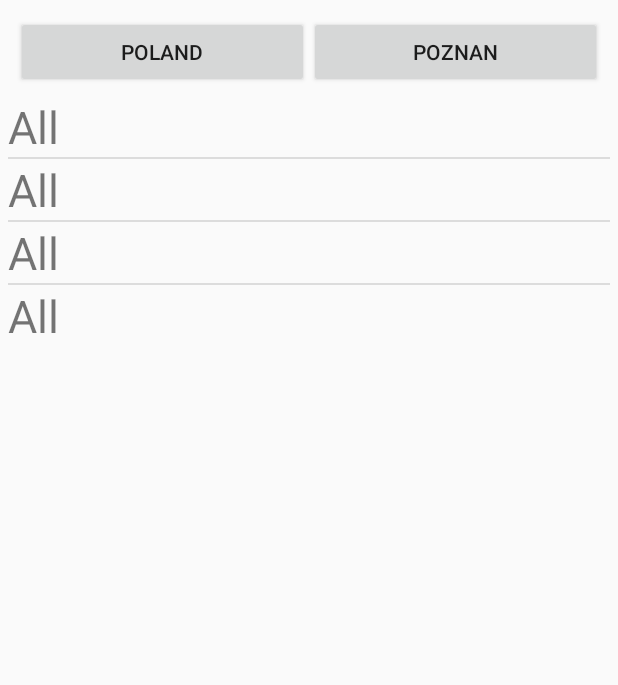
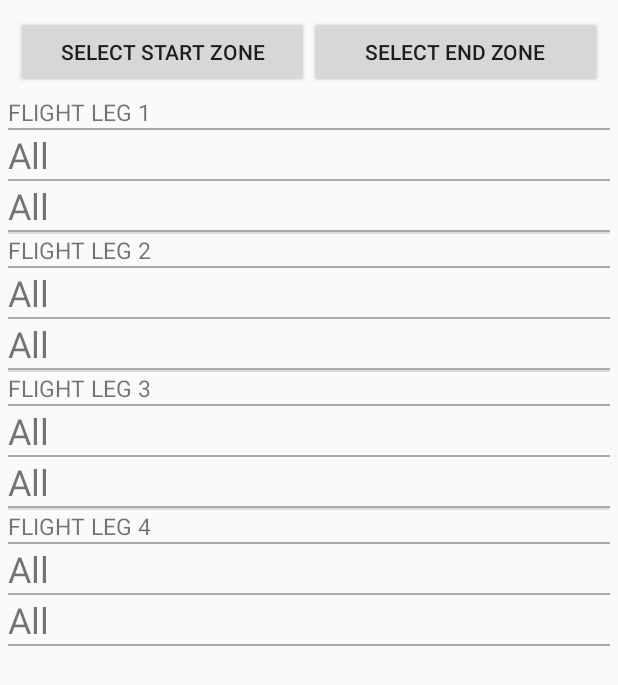
Before and after one commit to robsad/AwardRoutes2, an Android app: the screen it shows after launch (ScrollingActivity), on a phone screen of 412 x 824 dp. Shown: the top 685 px of the screen. Run offline under Robolectric (Android 15) with nearby library versions, the phone set to English and light mode, and no system bars.

Commit message:
UI upgrade
UI adapter listview added, country select bugs fixed

```diff
--- a/app/src/main/AndroidManifest.xml
+++ b/app/src/main/AndroidManifest.xml
@@ -10,7 +10,7 @@
         android:supportsRtl="true"
         android:theme="@style/AppTheme">
         <activity
-            android:name=".ScrollingActivity"
+            android:name=".view.activities.ScrollingActivity"
             android:label="@string/app_name"
             android:theme="@style/AppTheme.NoActionBar">
             <intent-filter>
@@ -20,10 +20,9 @@
             </intent-filter>
         </activity>
         <activity
-            android:name=".SelectAirports"
+            android:name=".view.activities.SelectAirports"
             android:label="@string/title_activity_select_airports"
             android:theme="@style/AppTheme.NoActionBar" />
-        <activity android:name=".view.activities.SelectCountries"></activity>
     </application>
 
 </manifest>
--- a/app/src/main/java/pl/robertsadlowski/awardroutes/app/data/Airports.java
+++ b/app/src/main/java/pl/robertsadlowski/awardroutes/app/data/Airports.java
@@ -1,6 +1,5 @@
 package pl.robertsadlowski.awardroutes.app.data;
 
-import java.util.ArrayList;
 import java.util.HashMap;
 import java.util.LinkedList;
 import java.util.List;
@@ -33,7 +32,9 @@ public class Airports {
 		return countries;
 	}
 
-	public Set<String> getAirportsByCountry(String country) {
+	public Set<String> getAirportsByCountryName(String country) {
+		System.out.println("country: " +  country);
+		System.out.println("return " + namesByCountry.get(country));
 		return namesByCountry.get(country);
 	}
 
@@ -84,7 +85,7 @@ public class Airports {
 		}
 		if (airportsByCountry.containsKey(countryKey)) {
 			airportByCountry = airportsByCountry.get(countryKey);
-			nameByCountry = namesByCountry.get(countryKey);
+			nameByCountry = namesByCountry.get(countryByCode.get(countryKey));
 		} else {
 			airportByCountry = new LinkedList<>();
 			nameByCountry = new TreeSet<>();
@@ -92,7 +93,7 @@ public class Airports {
 		airportByCountry.add(airport);
 		airportsByCountry.put(countryKey, airportByCountry);
 		nameByCountry.add(airport.getCityName());
-		namesByCountry.put(countryKey, nameByCountry);
+		namesByCountry.put(countryByCode.get(countryKey), nameByCountry);
 	}
 
 	private boolean isHawaii(AirportsData airport) {
--- a/app/src/main/java/pl/robertsadlowski/awardroutes/app/data/rulesModule/MMZoneFilter.java
+++ b/app/src/main/java/pl/robertsadlowski/awardroutes/app/data/rulesModule/MMZoneFilter.java
@@ -48,6 +48,7 @@ public class MMZoneFilter implements IZoneFilter {
 		String zoneEnd = ALL;
 		for (int i = 0; i < size; i++) {
 			String zoneNow = whatZone(i);
+			System.out.println("ZoneNow: " +  zoneNow);
 			if ((!zoneNow.equals(ALL)) && (!zoneNow.equals(zoneLast))) {
 				zoneLast = zoneNow;
 				numberOfZones++;
@@ -78,14 +79,15 @@ public class MMZoneFilter implements IZoneFilter {
 	}
 
 	private String whatZone(int i) {
-
 		if ((i == 0) && (!startZone.equals(ALL)))
 			return startZone;
 		if ((i == size-1) && (!endZone.equals(ALL)))
 			return endZone;
-		String countryCode = formChoosen.getCountry(i);
-		if (!countryCode.equals(ALL)) {
-			return rulesModule.getCountryZone(countryCode);
+		String countryName = formChoosen.getCountry(i);
+		System.out.println("i= " + i + " country= " +countryName);  //comment
+		if (!countryName.equals(ALL)) {
+			System.out.println("rulesModule.getCountryZone(country) = " + rulesModule.getCountryNameZone(countryName)); //comment
+			return rulesModule.getCountryNameZone(countryName);
 		}
 		String airportName = formChoosen.getAirport(i);
 		if (!airportName.equals(ALL)) {
--- /dev/null
+++ b/app/src/main/java/pl/robertsadlowski/awardroutes/app/gateaway/FormAirportData.java
@@ -0,0 +1,11 @@
+package pl.robertsadlowski.awardroutes.app.gateaway;
+
+public class FormAirportData {
+    public String name;
+    public String country;
+
+    public FormAirportData(String name,String country) {
+        this.name = name;
+        this.country = country;
+    }
+}
--- a/app/src/main/java/pl/robertsadlowski/awardroutes/app/gateaway/FormChoosen.java
+++ b/app/src/main/java/pl/robertsadlowski/awardroutes/app/gateaway/FormChoosen.java
@@ -54,6 +54,18 @@ public class FormChoosen {
 		return choosenAirports;
 	}
 
+	public List<String> getCountryList() {
+		return choosenCountries;
+	}
+
+	public List<FormAirportData> getRouteDataList() {
+		List<FormAirportData> routeDataList = new ArrayList<FormAirportData>();
+		for(int i=0 ; i < size; i++ ) {
+			routeDataList.add(new FormAirportData(choosenAirports.get(i),choosenCountries.get(i)));
+		}
+		return routeDataList;
+	}
+
 	public String getCountry(int i) {
 		return choosenCountries.get(i);
 	}
--- a/app/src/main/java/pl/robertsadlowski/awardroutes/app/gateaway/FormPossibles.java
+++ b/app/src/main/java/pl/robertsadlowski/awardroutes/app/gateaway/FormPossibles.java
@@ -22,6 +22,22 @@ public class FormPossibles {
 			possibleCountries.add(new TreeSet<String>());
 			possibleZones.add(new TreeSet<String>());
 		}
+	}
+
+	public void setZoneStart(String zoneStart) {
+		this.zoneStart = zoneStart;
+	}
+
+	public String getZoneStart() {
+		return zoneStart;
+	}
+
+	public void setZoneEnd(String zoneEnd) {
+		this.zoneEnd = zoneEnd;
+	}
+
+	public String getZoneEnd() {
+		return zoneEnd;
 	}
 
 	public void setAirports(int i, Set<String> airports) {
@@ -56,6 +72,7 @@ public class FormPossibles {
 		return possiblePorts.toString()
 				+ "\n" + possibleCountries.toString()
 				+ "\n" + possibleZones.toString()
+				+ "\n" + "Start:" + zoneStart + " End:" + zoneEnd
 				+ "\n Mileage:" + getMileageNeeded();
 	}
 }
--- a/app/src/main/java/pl/robertsadlowski/awardroutes/app/logic/Container.java
+++ b/app/src/main/java/pl/robertsadlowski/awardroutes/app/logic/Container.java
@@ -41,6 +41,8 @@ public class Container  {
 		int mileageNeeded = rulesModule.getMilesNeeded(
 				zonefilter.getStartZone(), zonefilter.getEndZone());
 		formPossibles.setMileageNeeded(mileageNeeded);
+		formPossibles.setZoneStart(zonefilter.getStartZone());
+		formPossibles.setZoneEnd(zonefilter.getEndZone());
 		return formPossibles;
 	}
 
--- a/app/src/main/java/pl/robertsadlowski/awardroutes/app/logic/RouteLine.java
+++ b/app/src/main/java/pl/robertsadlowski/awardroutes/app/logic/RouteLine.java
@@ -7,8 +7,8 @@ import java.util.Map;
 import java.util.Set;
 import java.util.TreeSet;
 
+import pl.robertsadlowski.awardroutes.app.data.Airports;
 import pl.robertsadlowski.awardroutes.app.data.entities.Connection;
-import pl.robertsadlowski.awardroutes.app.data.Airports;
 import pl.robertsadlowski.awardroutes.app.data.rulesModule.IRulesModule;
 import pl.robertsadlowski.awardroutes.app.gateaway.FormChoosen;
 
@@ -41,6 +41,7 @@ public class RouteLine {
 			routeLineList.add(new TreeSet<String>());
 		}
 		Set<String> initAirportNames = getInitAirports();
+		System.out.println("initAirportNames: " + initAirportNames);
 		if (!initAirportNames.isEmpty()) {
 			calculate(initAirportNames);
 		}
@@ -103,13 +104,17 @@ public class RouteLine {
 		Set<String> initAirports = new TreeSet<>();
 		if (!choosenAirport.equals("All")) {
 			initAirports.add(choosenAirport);
+			System.out.println("choosenAirport " + choosenAirport);
 			return initAirports;
 		}
 		String choosenCountry = formChoosen.getCountry(routeNr);
 		if (!choosenCountry.equals("All")) {
-			return airports.getAirportsByCountry(choosenCountry);
+			System.out.println("choosenCountry " + choosenCountry);
+			System.out.println("choosenAirports " + airports.getAirportsByCountryName(choosenCountry));
+			return airports.getAirportsByCountryName(choosenCountry);
 		}
-		return Collections.emptySet();
+		System.out.println("emptyset -> choosenAirport " + choosenAirport);
+		return Collections.<String>emptySet();
 	}
 
 	@Override
--- a/app/src/main/java/pl/robertsadlowski/awardroutes/ScrollingActivity.java
+++ b/app/src/main/java/pl/robertsadlowski/awardroutes/view/activities/ScrollingActivity.java
@@ -1,27 +1,39 @@
-package pl.robertsadlowski.awardroutes;
+package pl.robertsadlowski.awardroutes.view.activities;
 
+import android.content.DialogInterface;
 import android.content.Intent;
 import android.content.res.Resources;
 import android.os.Bundle;
+import android.support.v7.app.AlertDialog;
 import android.support.v7.app.AppCompatActivity;
 import android.support.v7.widget.Toolbar;
 import android.view.Menu;
 import android.view.View;
-import android.widget.AdapterView;
 import android.widget.ArrayAdapter;
+import android.widget.Button;
 import android.widget.ListView;
+import android.widget.TextView;
 
 import java.util.ArrayList;
 
+import pl.robertsadlowski.awardroutes.R;
 import pl.robertsadlowski.awardroutes.app.Application;
+import pl.robertsadlowski.awardroutes.app.gateaway.FormAirportData;
 import pl.robertsadlowski.awardroutes.app.gateaway.FormChoosen;
 import pl.robertsadlowski.awardroutes.app.gateaway.FormPossibles;
 import pl.robertsadlowski.awardroutes.app.logic.Container;
 import pl.robertsadlowski.awardroutes.app.logic.ContainerManager;
+import pl.robertsadlowski.awardroutes.view.adapters.CustomMainListAdapter;
 
 public class ScrollingActivity extends AppCompatActivity {
 
     private ListView listView;
+    private Button buttonZoneStart;
+    private Button buttonZoneEnd;
+    private TextView textZoneStart;
+    private TextView textZoneEnd;
+    private TextView textMileage;
+
     private ArrayAdapter<String> adapter;
     ArrayList<String> airportList;
     private Container container;
@@ -44,58 +56,93 @@ public class ScrollingActivity extends AppCompatActivity {
 
         formChoosen = container.getFormChoosen();
         formPossibles = container.calculateRoutes(formChoosen);
-        airportList = new ArrayList<String>(formChoosen.getAirportList());
+
         listView = (ListView) findViewById(R.id.listViewMain);
-        adapter = new ArrayAdapter<String>(this, R.layout.row, airportList);
+        //adapter = new ArrayAdapter<String>(this, R.layout.row, airportList);  //simple adapter
+        ArrayList<FormAirportData> arrayOfUsers = new ArrayList<FormAirportData>(formChoosen.getRouteDataList());
+        CustomMainListAdapter adapter = new CustomMainListAdapter(this, arrayOfUsers, formPossibles);
         listView.setAdapter(adapter);
 
+/*
         listView.setOnItemClickListener(new AdapterView.OnItemClickListener() {
             @Override
             public void onItemClick(AdapterView<?> arg0, View arg1, int pos,
                                     long arg3) {
-                if(pos > -1)
+                if(pos < 4)
                 {
                     Intent intent = new Intent(ScrollingActivity.this, SelectAirports.class);
                     ArrayList<String> airportList = new ArrayList<String>(formPossibles.getAirports(pos));
                     airportList.add(0,"All");
-                    intent.putStringArrayListExtra("AirportList", airportList);
+                    intent.putExtra("Type","Airport City");
+                    intent.putStringArrayListExtra("List", airportList);
                     intent.putExtra("Position",pos);
                     startActivityForResult(intent,REQEST_CODE);
                 }
             }
         });
+*/
+
+        buttonZoneStart = (Button) findViewById(R.id.zoneStart);
+        buttonZoneEnd  = (Button) findViewById(R.id.zoneEnd);
+        textZoneStart = (TextView) findViewById(R.id.textZoneStart);
+        textZoneEnd = (TextView) findViewById(R.id.textZoneEnd);
+        textMileage = (TextView) findViewById(R.id.textMileage);
+        buttonZoneStart.setOnClickListener(new View.OnClickListener(){
+            @Override
+            public void onClick(View arg0) {
+                openButtonDialog();
+            }});
+
+    }
 
 
-        //mList = getListData();
-        //MyAdapter listAdapter = new MyAdapter(this, R.layout.row, mList);
-
-
-/*
-        listView.setOnItemClickListener(new OnItemClickListener() {
+    private void openButtonDialog(){
+        AlertDialog.Builder myDialog = new AlertDialog.Builder(ScrollingActivity.this);
+        myDialog.setTitle("Choose Zone");
+        final String[] targetArray = formPossibles.getZones(0).toArray(new String[formPossibles.getZones(0).size()]);
+        myDialog.setItems(targetArray, new DialogInterface.OnClickListener(){
             @Override
-            public void onItemClick(AdapterView<?> parent, View view,
-                                    int position, long id) {
-                Toast.makeText(getApplicationContext(),
-                        "Click ListItem Number " + position, Toast.LENGTH_LONG)
-                        .show();
-            }
-        });
-*/
+            public void onClick(DialogInterface dialog, int which) {
+                String item = targetArray[which];
+                buttonZoneStart.setText(item);
+            }});
+        myDialog.setNegativeButton("Cancel", null);
+        myDialog.show();
     }
 
 
     public void onActivityResult(int requestCode, int resultCode, Intent intent) {
+        System.out.println("requestCode: " + requestCode + " resultCode " + resultCode);
         if (requestCode == 1) {
             if (resultCode == RESULT_OK) {
-                String getAirport = intent.getStringExtra("Choosen Airport");
+                String getAirport = intent.getStringExtra("Choosen");
                 int pos = intent.getIntExtra("Position",0);
-                System.out.println("Pos: " + pos + "Choosen Airport" + getAirport);
-                formChoosen.setAirport(pos,getAirport);
+                String type = intent.getStringExtra("Type");
+                System.out.println("Return type: " + type + " getAirport " + getAirport);
+                if (type.equals("Airport City")) {
+                    formChoosen.setAirport(pos,getAirport);
+                } else {
+                    System.out.println("getCountry i: " + pos);
+                    formChoosen.setCountry(pos,getAirport);
+                }
                 formPossibles = container.calculateRoutes(formChoosen);
-                airportList = new ArrayList<String>(formChoosen.getAirportList());
-                adapter = new ArrayAdapter<String>(this, R.layout.row, airportList);
-                listView.setAdapter(adapter);
-            }}};
+                formsUpdate();
+            }
+        }
+    };
+
+    private void formsUpdate() {
+        ArrayList<FormAirportData> arrayOfUsers = new ArrayList<FormAirportData>(formChoosen.getRouteDataList());
+        CustomMainListAdapter adapter = new CustomMainListAdapter(this, arrayOfUsers, formPossibles);
+        listView.setAdapter(adapter);
+        updateMileage();
+    }
+
+    private void updateMileage() {
+        textZoneStart.setText(formPossibles.getZoneStart());
+        textZoneEnd.setText(formPossibles.getZoneEnd());
+        textMileage.setText(String.valueOf(formPossibles.getMileageNeeded())+"miles");
+    }
 
 
     @Override
--- /dev/null
+++ b/app/src/main/java/pl/robertsadlowski/awardroutes/view/adapters/CustomMainListAdapter.java
@@ -0,0 +1,92 @@
+package pl.robertsadlowski.awardroutes.view.adapters;
+
+import android.app.Activity;
+import android.content.Context;
+import android.content.Intent;
+import android.view.LayoutInflater;
+import android.view.View;
+import android.view.ViewGroup;
+import android.widget.ArrayAdapter;
+import android.widget.ListView;
+import android.widget.TextView;
+
+import java.util.ArrayList;
+
+import pl.robertsadlowski.awardroutes.R;
+import pl.robertsadlowski.awardroutes.app.gateaway.FormAirportData;
+import pl.robertsadlowski.awardroutes.app.gateaway.FormPossibles;
+import pl.robertsadlowski.awardroutes.view.activities.SelectAirports;
+
+
+public class CustomMainListAdapter extends ArrayAdapter<FormAirportData> {
+
+    private final int REQEST_CODE = 1;
+    Context context;
+    FormPossibles formPossibles;
+
+    public CustomMainListAdapter(Context context, ArrayList<FormAirportData> formAirportData,FormPossibles formPossibles) {
+        super(context, 0, formAirportData);
+        this.context = context;
+        this.formPossibles = formPossibles;
+    }
+
+    @Override
+    public View getView(int position, View convertView, ViewGroup parent) {
+        FormAirportData formAirportData = getItem(position);
+        Holder holder;
+        if (convertView  == null) {
+            holder = new Holder();
+            LayoutInflater vi = LayoutInflater.from(getContext());
+            //  (LayoutInflater)activity.getSystemService(Context.LAYOUT_INFLATER_SERVICE);
+            convertView = vi.inflate(R.layout.list_item_airport, parent, false);
+            holder.airportName = (TextView) convertView.findViewById(R.id.airportCity);
+            holder.airportCountry = (TextView) convertView.findViewById(R.id.airportCountry);
+            holder.title = (TextView) convertView.findViewById(R.id.airportTitle);
+            convertView.setTag(holder);
+        }
+        else {
+            holder = (Holder) convertView.getTag();
+        }
+        holder.airportName.setText(formAirportData.name);
+        holder.airportCountry.setText(formAirportData.country);
+        int flightLeg = position + 1;
+        String titleTxt = "FLIGHT LEG " + flightLeg;
+        holder.title.setText(titleTxt);
+        holder.airportName.setOnClickListener(new View.OnClickListener() {
+                public void onClick(View v) {
+                    View parentRow = (View) v.getParent();
+                    ListView listView = (ListView) parentRow.getParent();
+                    final int position = listView.getPositionForView(parentRow);
+                    Intent intent = new Intent(context, SelectAirports.class);
+                    ArrayList<String> airportList = new ArrayList<String>(formPossibles.getAirports(position));
+                    airportList.add(0,"All");
+                    intent.putExtra("Type","Airport City");
+                    intent.putStringArrayListExtra("List", airportList);
+                    intent.putExtra("Position",position);
+                    ((Activity) context).startActivityForResult(intent,REQEST_CODE);
+                }
+            });
+        holder.airportCountry.setOnClickListener(new View.OnClickListener() {
+                public void onClick(View v) {
+                    View parentRow = (View) v.getParent();
+                    ListView listView = (ListView) parentRow.getParent();
+                    final int position = listView.getPositionForView(parentRow);
+                    Intent intent = new Intent(context, SelectAirports.class);
+                    ArrayList<String> countryList = new ArrayList<String>(formPossibles.getCountries(position));
+                    countryList.add(0,"All");
+                    intent.putExtra("Type","Country");
+                    intent.putStringArrayListExtra("List", countryList);
+                    intent.putExtra("Position",position);
+                    ((Activity) context).startActivityForResult(intent,REQEST_CODE);
+                }
+            });
+
+        return convertView;
+    }
+
+    static class Holder {
+        TextView title;
+        TextView airportName;
+        TextView airportCountry;
+    }
+}
--- a/app/src/main/res/layout/activity_scrolling.xml
+++ b/app/src/main/res/layout/activity_scrolling.xml
@@ -5,7 +5,7 @@
     android:layout_width="match_parent"
     android:layout_height="match_parent"
     android:fitsSystemWindows="true"
-    tools:context="pl.robertsadlowski.awardroutes.ScrollingActivity">
+    tools:context="pl.robertsadlowski.awardroutes.view.activities.ScrollingActivity">
 
     <LinearLayout
         android:layout_width="match_parent"
@@ -22,28 +22,28 @@
             android:padding="5dp">
 
             <Button
-                android:id="@+id/countryID"
+                android:id="@+id/zoneStart"
                 android:layout_width="match_parent"
                 android:layout_height="wrap_content"
                 android:layout_gravity="center_vertical"
                 android:layout_weight="1"
                 android:padding="2dp"
-                android:text="Poland" />
+                android:text="Select Start Zone" />
 
             <Button
-                android:id="@+id/cityID"
+                android:id="@+id/zoneEnd"
                 android:layout_width="match_parent"
                 android:layout_height="wrap_content"
                 android:layout_gravity="center_vertical"
                 android:layout_weight="1"
                 android:padding="2dp"
-                android:text="Poznan" />
+                android:text="Select End Zone" />
         </LinearLayout>
 
         <LinearLayout xmlns:android="http://schemas.android.com/apk/res/android"
             xmlns:tools="http://schemas.android.com/tools"
             android:layout_width="match_parent"
-            android:layout_height="294dp"
+            android:layout_height="wrap_content"
             android:orientation="horizontal"
             tools:context=".List">
 
@@ -55,6 +55,34 @@
 
         </LinearLayout>
 
+        <LinearLayout
+            android:layout_width="match_parent"
+            android:layout_height="wrap_content"
+            android:layout_weight="0"
+            android:orientation="horizontal"
+            android:padding="5dp">
+
+            <TextView
+                android:id="@+id/textZoneStart"
+                android:layout_width="match_parent"
+                android:layout_height="38dp"
+                android:layout_weight="1" />
+
+            <TextView
+                android:id="@+id/textMileage"
+                android:layout_width="match_parent"
+                android:layout_height="38dp"
+                android:layout_weight="1" />
+
+            <TextView
+                android:id="@+id/textZoneEnd"
+                android:layout_width="match_parent"
+                android:layout_height="38dp"
+                android:layout_weight="1" />
+
+
+        </LinearLayout>
+
     </LinearLayout>
 
 </android.support.design.widget.CoordinatorLayout>
--- a/app/src/main/res/layout/content_scrolling.xml
+++ b/app/src/main/res/layout/content_scrolling.xml
@@ -5,7 +5,7 @@
     android:layout_width="match_parent"
     android:layout_height="match_parent"
     app:layout_behavior="@string/appbar_scrolling_view_behavior"
-    tools:context="pl.robertsadlowski.awardroutes.ScrollingActivity"
+    tools:context="pl.robertsadlowski.awardroutes.view.activities.ScrollingActivity"
     tools:showIn="@layout/activity_scrolling">
 
     <TextView
--- a/app/src/main/res/layout/content_select_airports.xml
+++ b/app/src/main/res/layout/content_select_airports.xml
@@ -5,7 +5,7 @@
     android:layout_width="match_parent"
     android:layout_height="match_parent"
     app:layout_behavior="@string/appbar_scrolling_view_behavior"
-    tools:context="pl.robertsadlowski.awardroutes.SelectAirports"
+    tools:context="pl.robertsadlowski.awardroutes.view.activities.SelectAirports"
     tools:showIn="@layout/activity_select_airports">
 
     <TextView
--- /dev/null
+++ b/app/src/main/res/layout/list_item_airport.xml
@@ -0,0 +1,45 @@
+<?xml version="1.0" encoding="utf-8"?>
+<LinearLayout xmlns:android="http://schemas.android.com/apk/res/android"
+    android:layout_width="match_parent"
+    android:layout_height="match_parent"
+    android:orientation="vertical">
+
+    <TextView
+        android:id="@+id/airportTitle"
+        android:layout_width="wrap_content"
+        android:layout_height="wrap_content"
+        android:textSize="15sp"
+        android:text="Title" />
+
+    <View
+        android:layout_width="match_parent"
+        android:layout_height="1dp"
+        android:background="@android:color/darker_gray"/>
+
+    <TextView
+        android:id="@+id/airportCity"
+        android:clickable="true"
+        android:layout_width="match_parent"
+        android:layout_height="wrap_content"
+        android:textSize="24sp"
+        android:text="Name" />
+
+    <View
+        android:layout_width="match_parent"
+        android:layout_height="1dp"
+        android:background="@android:color/darker_gray"/>
+
+    <TextView
+        android:id="@+id/airportCountry"
+        android:clickable="true"
+        android:layout_width="match_parent"
+        android:layout_height="wrap_content"
+        android:textSize="24sp"
+        android:text="Country" />
+
+    <View
+        android:layout_width="match_parent"
+        android:layout_height="1dp"
+        android:background="@android:color/darker_gray"/>
+
+</LinearLayout>
--- a/app/src/main/res/menu/menu_scrolling.xml
+++ b/app/src/main/res/menu/menu_scrolling.xml
@@ -1,7 +1,7 @@
 <menu xmlns:android="http://schemas.android.com/apk/res/android"
     xmlns:app="http://schemas.android.com/apk/res-auto"
     xmlns:tools="http://schemas.android.com/tools"
-    tools:context="pl.robertsadlowski.awardroutes.ScrollingActivity">
+    tools:context="pl.robertsadlowski.awardroutes.view.activities.ScrollingActivity">
     <item
         android:id="@+id/action_settings"
         android:orderInCategory="100"
--- a/app/src/main/res/menu/menu_select_airports.xml
+++ b/app/src/main/res/menu/menu_select_airports.xml
@@ -1,7 +1,7 @@
 <menu xmlns:android="http://schemas.android.com/apk/res/android"
     xmlns:app="http://schemas.android.com/apk/res-auto"
     xmlns:tools="http://schemas.android.com/tools"
-    tools:context="pl.robertsadlowski.awardroutes.SelectAirports">
+    tools:context="pl.robertsadlowski.awardroutes.view.activities.SelectAirports">
     <item
         android:id="@+id/action_settings"
         android:orderInCategory="100"
```
Also changed, not shown: app/src/main/java/pl/robertsadlowski/awardroutes/view/activities/SelectAirports.java (renamed from app/src/main/java/pl/robertsadlowski/awardroutes/SelectAirports.java, +8 -4 lines), app/src/main/java/pl/robertsadlowski/awardroutes/view/activities/SelectCountries.java (deleted, +0 -15 lines), app/src/main/res/layout/activity_select_airports.xml (+19 -4 lines), app/src/main/res/layout/list_item.xml (deleted, +0 -7 lines).
